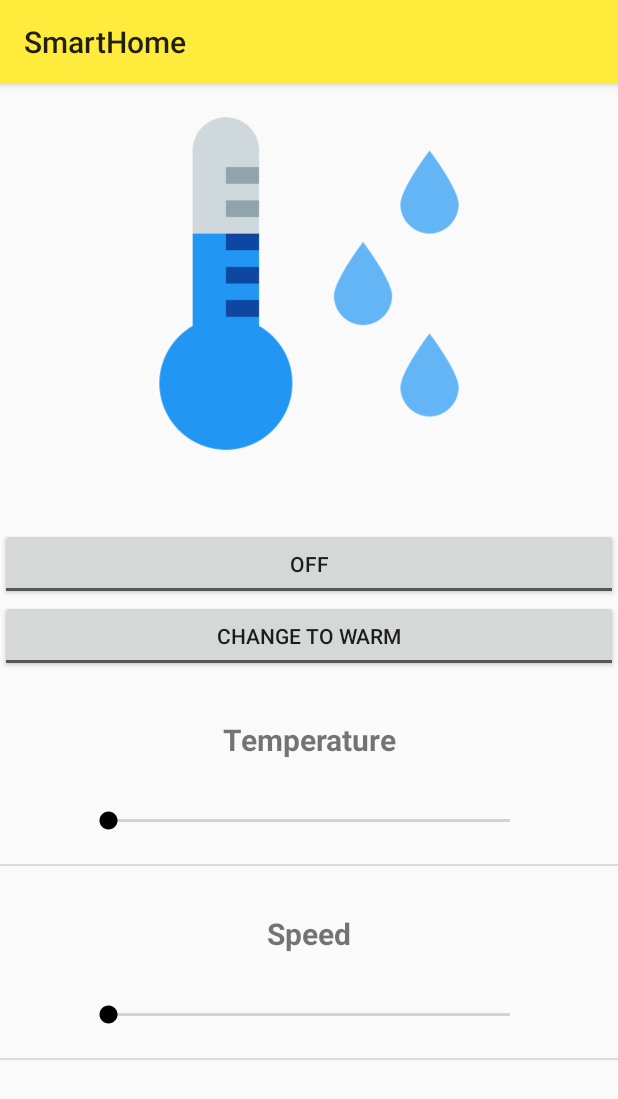
After one commit to mtarradellas/HCI-Android, an Android app: the AireActivity screen opened directly, with no data from a screen before it, on a phone screen of 412 x 824 dp. The commit adds this screen. Shown: the top 1099 px of the screen. Run offline under Robolectric (Android 15) with nearby library versions, the phone set to English and light mode, and no system bars; network calls fail; 1 statement that could not run was skipped.

Commit message:
ac, escribi aire e hice unos minor changes en stereo

```diff
--- a/SmartHome/app/src/main/AndroidManifest.xml
+++ b/SmartHome/app/src/main/AndroidManifest.xml
@@ -14,8 +14,9 @@
         android:roundIcon="@drawable/lenia_sga"
         android:supportsRtl="true"
         android:theme="@style/AppTheme">
-        <activity android:name=".ui.DevicesViews.StereoActivity"></activity>
-        <activity android:name=".ui.DevicesViews.VacuumActivity"></activity>
+        <activity android:name=".ui.DevicesViews.AireActivity"></activity>
+        <activity android:name=".ui.DevicesViews.StereoActivity" />
+        <activity android:name=".ui.DevicesViews.VacuumActivity" />
         <activity android:name=".ui.DevicesViews.BlindActivity" />
         <activity android:name=".ui.DevicesViews.DoorActivity" />
         <activity android:name=".ui.DevicesViews.LampActivity" />
--- /dev/null
+++ b/SmartHome/app/src/main/java/com/example/smarthome/ui/DevicesViews/AireActivity.java
@@ -0,0 +1,34 @@
+package com.example.smarthome.ui.DevicesViews;
+
+import androidx.appcompat.app.AppCompatActivity;
+import androidx.appcompat.widget.Toolbar;
+
+import android.content.Intent;
+import android.os.Bundle;
+import android.widget.TextView;
+
+import com.example.smarthome.Device;
+import com.example.smarthome.MainActivity;
+import com.example.smarthome.R;
+
+public class AireActivity extends AppCompatActivity {
+
+    private Device ac;
+    private TextView acBackTextView;
+
+    @Override
+    protected void onCreate(Bundle savedInstanceState) {
+        super.onCreate(savedInstanceState);
+        setContentView(R.layout.activity_aire);
+
+        Intent intent = getIntent();
+        ac = intent.getParcelableExtra(MainActivity.EXTRA_DEVICE);
+
+        acBackTextView = findViewById(R.id.acBackTextView);
+        acBackTextView.setText("");
+
+        Toolbar toolbar = findViewById(R.id.toolbar);
+        setSupportActionBar(toolbar);
+        getSupportActionBar().setTitle(ac.getName());
+    }
+}
--- a/SmartHome/app/src/main/java/com/example/smarthome/ui/DevicesViews/StereoActivity.java
+++ b/SmartHome/app/src/main/java/com/example/smarthome/ui/DevicesViews/StereoActivity.java
@@ -28,11 +28,11 @@ public class StereoActivity extends AppCompatActivity {
         Intent intent = getIntent();
         stereo = intent.getParcelableExtra(MainActivity.EXTRA_DEVICE);
 
-        stereoBackTextView = findViewById(R.id.doorBackTextView);
+        stereoBackTextView = findViewById(R.id.stereoBackTextView);
         stereoBackTextView.setText("");
 
         aSwitch = findViewById(R.id.lampSwitch);
-        seekBar = findViewById(R.id.lampDimmerSeekBar);
+        seekBar = findViewById(R.id.stereoDimmerSeekBar);
 
         Toolbar toolbar = findViewById(R.id.toolbar);
         setSupportActionBar(toolbar);
--- /dev/null
+++ b/SmartHome/app/src/main/res/layout/activity_aire.xml
@@ -0,0 +1,153 @@
+<?xml version="1.0" encoding="utf-8"?>
+<androidx.constraintlayout.widget.ConstraintLayout xmlns:android="http://schemas.android.com/apk/res/android"
+    xmlns:app="http://schemas.android.com/apk/res-auto"
+    xmlns:tools="http://schemas.android.com/tools"
+    android:layout_width="match_parent"
+    android:layout_height="match_parent"
+    tools:context=".ui.DevicesViews.AireActivity">
+
+    <include
+        android:id="@+id/toolbar"
+        layout="@layout/toolbar"
+        app:layout_constraintEnd_toEndOf="parent"
+        app:layout_constraintStart_toStartOf="parent"
+        app:layout_constraintTop_toTopOf="parent" />
+
+    <TextView
+        android:id="@+id/acBackTextView"
+        android:layout_width="0sp"
+        android:layout_height="wrap_content"
+        android:layout_marginStart="10dp"
+        android:layout_marginEnd="10dp"
+        android:gravity="center"
+        android:text="@string/device_no_connection"
+        android:textStyle="bold"
+        app:layout_constraintBottom_toBottomOf="parent"
+        app:layout_constraintEnd_toEndOf="parent"
+        app:layout_constraintStart_toStartOf="parent"
+        app:layout_constraintTop_toTopOf="parent" />
+
+    <ScrollView
+        android:layout_width="match_parent"
+        android:layout_height="0dp"
+        app:layout_constraintBottom_toBottomOf="parent"
+        app:layout_constraintEnd_toEndOf="parent"
+        app:layout_constraintStart_toStartOf="parent"
+        app:layout_constraintTop_toBottomOf="@id/toolbar">
+
+        <LinearLayout
+            android:layout_width="match_parent"
+            android:layout_height="wrap_content"
+            android:orientation="vertical">
+
+            <ImageView
+                android:id="@+id/imageView4"
+                android:layout_width="match_parent"
+                android:layout_height="266dp"
+                android:contentDescription="@string/ac_icon"
+                app:srcCompat="@drawable/ac" />
+
+            <Space
+                android:layout_width="match_parent"
+                android:layout_height="30dp" />
+
+            <ToggleButton
+                android:id="@+id/blindToggle"
+                android:layout_width="match_parent"
+                android:layout_height="wrap_content"
+                android:textOff="@string/ac_off"
+                android:textOn="@string/ac_on" />
+
+            <ToggleButton
+                android:id="@+id/toggleButton2"
+                android:layout_width="match_parent"
+                android:layout_height="wrap_content"
+                android:text="ToggleButton"
+                android:textOff="@string/ac_warm"
+                android:textOn="@string/ac_cold" />
+
+            <androidx.constraintlayout.widget.ConstraintLayout
+                android:layout_width="match_parent"
+                android:layout_height="wrap_content">
+
+                <TextView
+                    android:id="@+id/acDimmerTextView"
+                    android:layout_width="wrap_content"
+                    android:layout_height="wrap_content"
+                    android:layout_marginTop="20dp"
+                    android:layout_marginBottom="10dp"
+                    android:text="@string/ac_temp"
+                    android:textSize="20sp"
+                    android:textStyle="bold"
+                    app:layout_constraintBottom_toTopOf="@id/acDimmerSeekBar"
+                    app:layout_constraintEnd_toEndOf="parent"
+                    app:layout_constraintStart_toStartOf="parent"
+                    app:layout_constraintTop_toTopOf="parent" />
+
+                <SeekBar
+                    android:id="@+id/acDimmerSeekBar"
+                    android:layout_width="300dp"
+                    android:layout_height="wrap_content"
+                    android:layout_marginTop="10dp"
+                    android:layout_marginBottom="10dp"
+                    app:layout_constraintBottom_toBottomOf="parent"
+                    app:layout_constraintEnd_toEndOf="parent"
+                    app:layout_constraintStart_toStartOf="parent"
+                    app:layout_constraintTop_toBottomOf="@id/acDimmerTextView" />
+
+                <View
+                    android:id="@+id/divider2"
+                    android:layout_width="match_parent"
+                    android:layout_height="1dp"
+                    android:layout_marginTop="20dp"
+                    android:background="?android:attr/listDivider"
+                    app:layout_constraintBottom_toBottomOf="parent"
+                    app:layout_constraintEnd_toEndOf="parent"
+                    app:layout_constraintStart_toStartOf="parent"
+                    app:layout_constraintTop_toBottomOf="@+id/acDimmerSeekBar" />
+            </androidx.constraintlayout.widget.ConstraintLayout>
+            <androidx.constraintlayout.widget.ConstraintLayout
+                android:layout_width="match_parent"
+                android:layout_height="wrap_content">
+
+                <TextView
+                    android:id="@+id/acDimmer2TextView"
+                    android:layout_width="wrap_content"
+                    android:layout_height="wrap_content"
+                    android:layout_marginTop="20dp"
+                    android:layout_marginBottom="10dp"
+                    android:text="@string/ac_speed"
+                    android:textSize="20sp"
+                    android:textStyle="bold"
+                    app:layout_constraintBottom_toTopOf="@id/acDimmer2SeekBar"
+                    app:layout_constraintEnd_toEndOf="parent"
+                    app:layout_constraintStart_toStartOf="parent"
+                    app:layout_constraintTop_toTopOf="parent" />
+
+                <SeekBar
+                    android:id="@+id/acDimmer2SeekBar"
+                    android:layout_width="300dp"
+                    android:layout_height="wrap_content"
+                    android:layout_marginTop="10dp"
+                    android:layout_marginBottom="10dp"
+                    app:layout_constraintBottom_toBottomOf="parent"
+                    app:layout_constraintEnd_toEndOf="parent"
+                    app:layout_constraintStart_toStartOf="parent"
+                    app:layout_constraintTop_toBottomOf="@id/acDimmer2TextView" />
+
+                <View
+                    android:id="@+id/divider3"
+                    android:layout_width="match_parent"
+                    android:layout_height="1dp"
+                    android:layout_marginTop="20dp"
+                    android:background="?android:attr/listDivider"
+                    app:layout_constraintBottom_toBottomOf="parent"
+                    app:layout_constraintEnd_toEndOf="parent"
+                    app:layout_constraintStart_toStartOf="parent"
+                    app:layout_constraintTop_toBottomOf="@+id/acDimmer2SeekBar" />
+            </androidx.constraintlayout.widget.ConstraintLayout>
+
+        </LinearLayout>
+    </ScrollView>
+
+</androidx.constraintlayout.widget.ConstraintLayout>
--- a/SmartHome/app/src/main/res/layout/activity_stereo.xml
+++ b/SmartHome/app/src/main/res/layout/activity_stereo.xml
@@ -14,7 +14,7 @@
         app:layout_constraintTop_toTopOf="parent" />
 
     <TextView
-        android:id="@+id/stereoBacktextView"
+        android:id="@+id/stereoBackTextView"
         android:layout_width="0sp"
         android:layout_height="wrap_content"
         android:layout_marginStart="10dp"
--- a/SmartHome/app/src/main/res/values/strings.xml
+++ b/SmartHome/app/src/main/res/values/strings.xml
@@ -78,6 +78,15 @@
     <string name="open_blind">Open Blind</string>
     <string name="close_blind">Close Blind</string>
     <string name="blinds_icon">Blinds icon</string>
+
+    <!-- AC View  -->
+    <string name="ac_on">On</string>
+    <string name="ac_off">Off</string>
+    <string name="ac_warm">Change to Warm</string>
+    <string name="ac_cold">Change to Cold</string>
+    <string name="ac_temp">Temperature</string>
+    <string name="ac_speed">Speed</string>
+    <string name="ac_icon">AC icon</string>
 
     <!-- Stereo View  -->
     <string name="on_stereo">Turn On</string>
@@ -165,5 +174,4 @@
     <string name="ChangeMessage2">A device has been changed!</string>
 
 
-
 </resources>
```
Also changed, not shown: 1 other file.
